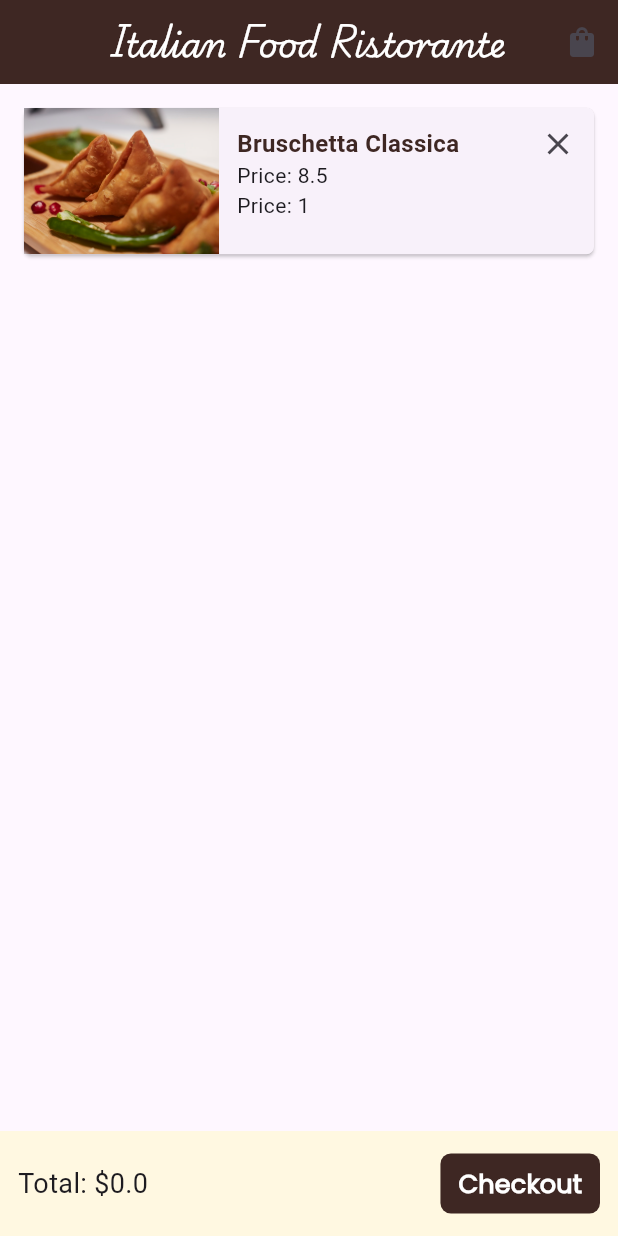
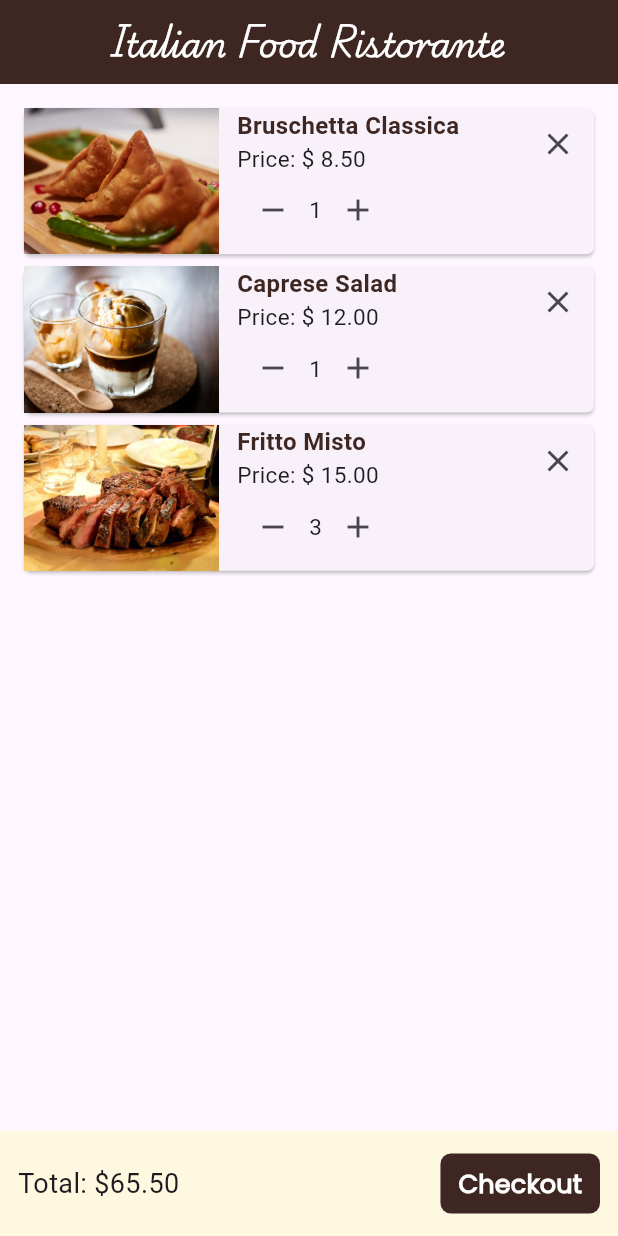
Before and after one commit to fakhri01/italian-food, a Flutter app: the screen it shows after launch, on a phone screen of 412 x 824 dp. Run offline on Flutter 3.47's test engine with Material 3 defaults, Android fonts, the phone set to English and light mode, and no system bars; our stand-ins replace carousel_slider, smooth_page_indicator.

Commit message:
added quantity changer buttons to the shoppind card, user can see total price of food, Cart icon in appBar is invisible in cart page

```diff
--- a/lib/components/app_bar.dart
+++ b/lib/components/app_bar.dart
@@ -2,17 +2,18 @@ import 'package:flutter/material.dart';
 import 'package:food_order/colors.dart';
 import 'package:food_order/pages/cart.dart';
 
-AppBar appBar(context) {
+AppBar appBar(BuildContext context, {bool showCartIcon = true}) {
   return AppBar(
     title: Text(
       "Italian Food Ristorante",
-      style: TextStyle(color: textColor, fontFamily: "Playwrite"),
+      style: TextStyle(color: textColor, fontFamily: primaryFontFamily),
     ),
     backgroundColor: primaryColor,
     centerTitle: true,
     actions: [
+      if (showCartIcon)
         IconButton(
-        icon: Icon(Icons.shopping_bag),
+          icon: Icon(Icons.shopping_bag, color: textColor),
           onPressed: () {
             Navigator.push(
               context,
--- a/lib/components/shopping_cart_card.dart
+++ b/lib/components/shopping_cart_card.dart
@@ -8,14 +8,18 @@ class ShoppingCartCard extends StatefulWidget {
   final double price;
   final int quantity;
   final Function(int) onPressed;
+  final Function(int) onIncreaseQuantity;
+  final Function(int) onDecreaseQuantity;
   const ShoppingCartCard({
     super.key,
     required this.id,
     required this.name,
     required this.image,
     required this.price,
-    required this.quantity,
+    this.quantity = 1,
     required this.onPressed,
+    required this.onIncreaseQuantity,
+    required this.onDecreaseQuantity,
   });
 
   @override
@@ -32,10 +36,10 @@ class _ShoppingCartCardState extends State<ShoppingCartCard> {
         children: [
           Image.asset(widget.image, width: 130, fit: BoxFit.fitHeight),
           SizedBox(width: 12),
-          Column(
+          Expanded(
+            child: Column(
               crossAxisAlignment: CrossAxisAlignment.start,
               children: [
-              SizedBox(height: 12),
                 Text(
                   widget.name,
                   style: TextStyle(
@@ -44,13 +48,35 @@ class _ShoppingCartCardState extends State<ShoppingCartCard> {
                     fontWeight: FontWeight.bold,
                   ),
                 ),
-              Text("Price: ${widget.price}", style: TextStyle()),
-              Text("Price: ${widget.quantity}", style: TextStyle()),
+                Text(
+                  "Price: \$ ${widget.price.toStringAsFixed(2)}",
+                  style: TextStyle(fontSize: 15),
+                ),
+                Row(
+                  mainAxisAlignment: MainAxisAlignment.start,
+                  children: [
+                    IconButton(
+                      onPressed: () => (setState(() {
+                        widget.onDecreaseQuantity(widget.id);
+                      })),
+                      icon: Icon(Icons.remove),
+                    ),
+                    Text("${widget.quantity}", style: TextStyle(fontSize: 15)),
+                    IconButton(
+                      visualDensity: VisualDensity(horizontal: 0),
+                      onPressed: () => (setState(() {
+                        widget.onIncreaseQuantity(widget.id);
+                      })),
+                      icon: Icon(Icons.add),
+                    ),
                   ],
                 ),
-          Spacer(),
+              ],
+            ),
+          ),
           Column(
             mainAxisAlignment: MainAxisAlignment.start,
+            crossAxisAlignment: CrossAxisAlignment.end,
             children: [
               IconButton(
                 icon: Icon(Icons.close),
--- a/lib/components/sorting_button.dart
+++ b/lib/components/sorting_button.dart
@@ -28,6 +28,7 @@ class SortingButtonState extends State<SortingButton> {
         Padding(
           padding: const EdgeInsets.only(right: 12),
           child: DropdownButton<String>(
+            value: _selectedItem,
             underline: SizedBox.shrink(),
             hint: Transform.translate(
               offset: Offset(80.0, 0.0),
--- a/lib/data/cart_model.dart
+++ b/lib/data/cart_model.dart
@@ -3,7 +3,7 @@ class CartModel {
   final String name;
   final String image;
   final double price;
-  final int quantity;
+  int quantity;
 
   CartModel({
     required this.id,
--- a/lib/pages/cart.dart
+++ b/lib/pages/cart.dart
@@ -12,7 +12,7 @@ class Cart extends StatefulWidget {
 }
 
 class _CartState extends State<Cart> {
-  double? totalPrice = 0.0;
+  double totalPrice = 0.0;
 
   final List<CartModel> testArr = [
     CartModel(
@@ -22,6 +22,20 @@ class _CartState extends State<Cart> {
       price: 8.50,
       quantity: 1,
     ),
+    CartModel(
+      id: 2,
+      name: "Caprese Salad",
+      image: "images/Affogato.jpg",
+      price: 12.00,
+      quantity: 1,
+    ),
+    CartModel(
+      id: 3,
+      name: "Fritto Misto",
+      image: "images/Bistecca Fiorentina.webp",
+      price: 15.00,
+      quantity: 3,
+    ),
   ];
 
   void removeItem(int id) {
@@ -30,28 +44,48 @@ class _CartState extends State<Cart> {
     });
   }
 
+  void increaseQuantity(int id) {
+    setState(() {
+      final item = testArr.firstWhere((element) => (element.id == id));
+      item.quantity++;
+    });
+  }
+
+  void decreaseQuantity(int id) {
+    setState(() {
+      final item = testArr.firstWhere((element) => (element.id == id));
+      if (item.quantity > 0) {
+        item.quantity--;
+        if (item.quantity == 0) {
+          removeItem(id);
+        }
+      }
+    });
+  }
+
   @override
   Widget build(BuildContext context) {
+    totalPrice = testArr.fold(
+      0.0,
+      (sum, item) => sum + (item.price * item.quantity),
+    );
     return Scaffold(
-      appBar: appBar(context),
+      appBar: appBar(context, showCartIcon: false),
       body: Padding(
         padding: const EdgeInsets.all(12.0),
         child: ListView.builder(
           itemCount: testArr.length,
           itemBuilder: (context, index) {
-            final test = testArr[index];
-            return InkWell(
-              onTap: () {
-                removeItem(test.id);
-              },
-              child: ShoppingCartCard(
-                id: test.id,
-                name: test.name,
-                image: test.image,
-                price: test.price,
-                quantity: test.quantity,
-                onPressed: removeItem,
-              ),
+            final item = testArr[index];
+            return ShoppingCartCard(
+              id: item.id,
+              name: item.name,
+              image: item.image,
+              price: item.price,
+              quantity: item.quantity,
+              onPressed: removeItem,
+              onIncreaseQuantity: increaseQuantity,
+              onDecreaseQuantity: decreaseQuantity,
             );
           },
         ),
@@ -65,7 +99,10 @@ class _CartState extends State<Cart> {
           child: Row(
             mainAxisAlignment: MainAxisAlignment.spaceBetween,
             children: [
-              Text("Total: \$$totalPrice", style: TextStyle(fontSize: 18)),
+              Text(
+                "Total: \$${totalPrice.toStringAsFixed(2)}",
+                style: TextStyle(fontSize: 18),
+              ),
               Btn(title: "Checkout"),
             ],
           ),
```
Lines whose indentation alone changed are shown as unchanged.
